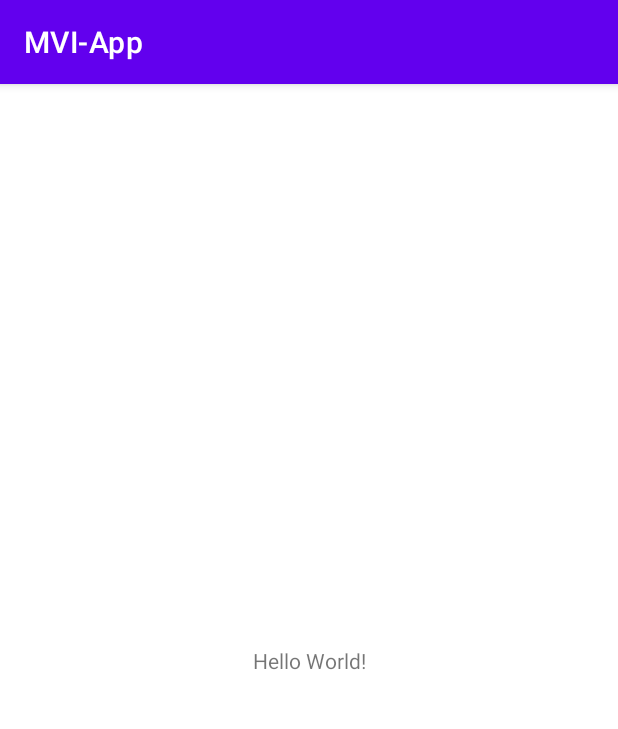
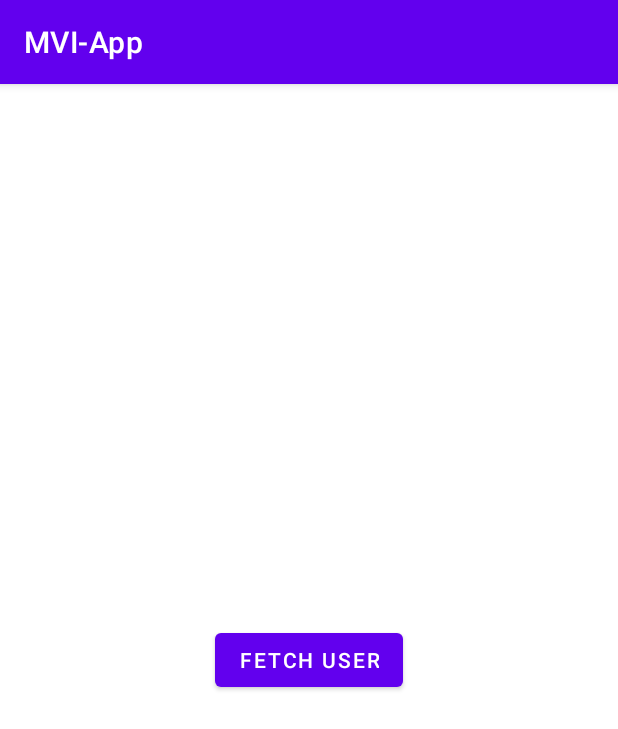
Before and after one commit to UstinovaUliana/MVI-App, an Android app: the screen it shows after launch (MainActivity), on a phone screen of 412 x 824 dp. Shown: the top 729 px of the screen. Run offline under Robolectric (Android 15) with nearby library versions, the phone set to English and light mode, and no system bars; pictures from the network do not load.

Commit message:
add mainactivity behavior + debugging

```diff
--- a/app/build.gradle
+++ b/app/build.gradle
@@ -1,6 +1,7 @@
 plugins {
     id 'com.android.application'
     id 'org.jetbrains.kotlin.android'
+    id 'kotlin-android'
 }
 
 android {
@@ -30,6 +31,9 @@ android {
     kotlinOptions {
         jvmTarget = '1.8'
     }
+    buildFeatures {
+        viewBinding = true
+    }
 }
 
 dependencies {
--- a/app/src/main/AndroidManifest.xml
+++ b/app/src/main/AndroidManifest.xml
@@ -1,6 +1,8 @@
 <?xml version="1.0" encoding="utf-8"?>
 <manifest xmlns:android="http://schemas.android.com/apk/res/android"
     xmlns:tools="http://schemas.android.com/tools">
+
+    <uses-permission android:name="android.permission.INTERNET"/>
 
     <application
         android:allowBackup="true"
--- a/app/src/main/java/com/example/mvi_app/MainActivity.kt
+++ b/app/src/main/java/com/example/mvi_app/MainActivity.kt
@@ -2,10 +2,105 @@ package com.example.mvi_app
 
 import androidx.appcompat.app.AppCompatActivity
 import android.os.Bundle
+import android.view.View
+import android.widget.Toast
+import androidx.lifecycle.ViewModelProvider
+import androidx.lifecycle.lifecycleScope
+import androidx.recyclerview.widget.DividerItemDecoration
+import androidx.recyclerview.widget.LinearLayoutManager
+import com.example.mvi_app.data.api.ApiHelperImpl
+import com.example.mvi_app.R
+import com.example.mvi_app.data.api.RetrofitBuilder
+import com.example.mvi_app.data.model.User
+import com.example.mvi_app.databinding.ActivityMainBinding
+import com.example.mvi_app.ui.main.adapter.MainAdapter
+import com.example.mvi_app.ui.main.intent.MainIntent
+import com.example.mvi_app.ui.main.viewmodel.MainViewModel
+import com.example.mvi_app.ui.main.viewstate.MainState
+import com.example.mvi_app.util.ViewModelFactory
+//import kotlinx.android.synthetic.main.activity_main.*
+import kotlinx.coroutines.ExperimentalCoroutinesApi
+import kotlinx.coroutines.flow.collect
+import kotlinx.coroutines.launch
 
+@ExperimentalCoroutinesApi
 class MainActivity : AppCompatActivity() {
+
+    private lateinit var mainViewModel: MainViewModel
+    private var adapter = MainAdapter(arrayListOf())
+    private lateinit var binding: ActivityMainBinding
+
     override fun onCreate(savedInstanceState: Bundle?) {
         super.onCreate(savedInstanceState)
-        setContentView(R.layout.activity_main)
+        binding = ActivityMainBinding.inflate(layoutInflater)
+        setContentView(binding.root)
+        setupUI()
+        setupViewModel()
+        observeViewModel()
+        setupClicks()
+    }
+
+    private fun setupUI() {
+        binding.recyclerView.layoutManager = LinearLayoutManager(this)
+        binding.recyclerView.run {
+            addItemDecoration(
+                DividerItemDecoration(
+                    binding.recyclerView.context,
+                    (binding.recyclerView.layoutManager as LinearLayoutManager).orientation
+                )
+            )
+        }
+        binding.recyclerView.adapter = adapter
+    }
+
+    private fun setupViewModel() {
+        mainViewModel = ViewModelProvider(
+            this,
+            ViewModelFactory(
+                ApiHelperImpl(
+                    RetrofitBuilder.apiService
+                )
+            )
+        ).get(MainViewModel::class.java)
+    }
+
+    private fun observeViewModel() {
+        lifecycleScope.launch {
+            mainViewModel.state.collect{
+                when(it) {
+                    is MainState.Idle -> {
+
+                    }
+                    is MainState.Loading -> {
+                        binding.buttonFetchUser.visibility = View.GONE
+                        binding.progressBar.visibility = View.VISIBLE
+                    }
+                    is MainState.Users -> {
+                        binding.progressBar.visibility = View.GONE
+                        binding.buttonFetchUser.visibility = View.GONE
+                        renderList(it.users)
+                    }
+                    is MainState.Error -> {
+                        binding.progressBar.visibility = View.GONE
+                        binding.buttonFetchUser.visibility = View.VISIBLE
+                        Toast.makeText(this@MainActivity, it.error,Toast.LENGTH_SHORT).show()
+                    }
+                }
+            }
+        }
+    }
+
+    private fun renderList(users: List<User>) {
+        binding.recyclerView.visibility = View.VISIBLE
+        users.let {listOfUsers -> listOfUsers.let {adapter.addData(it)}}
+        adapter.notifyDataSetChanged()
+    }
+
+    private fun setupClicks() {
+        binding.buttonFetchUser.setOnClickListener {
+            lifecycleScope.launch {
+                mainViewModel.usersIntent.send(MainIntent.FetchUser)
+            }
+        }
     }
 }
--- a/app/src/main/res/layout/activity_main.xml
+++ b/app/src/main/res/layout/activity_main.xml
@@ -6,13 +6,31 @@
     android:layout_height="match_parent"
     tools:context=".MainActivity">
 
-    <TextView
+
+    <androidx.recyclerview.widget.RecyclerView
+        android:id="@+id/recyclerView"
+        android:layout_width="match_parent"
+        android:layout_height="match_parent"
+        android:visibility="gone"/>
+
+    <ProgressBar
+        android:id="@+id/progressBar"
         android:layout_width="wrap_content"
         android:layout_height="wrap_content"
-        android:text="Hello World!"
+        app:layout_constraintBottom_toBottomOf="parent"
+        app:layout_constraintEnd_toEndOf="parent"
+        android:visibility="gone"
+        app:layout_constraintStart_toStartOf="parent"
+        app:layout_constraintTop_toTopOf="parent"/>
+
+    <Button
+        android:id="@+id/buttonFetchUser"
+        android:layout_width="wrap_content"
+        android:layout_height="wrap_content"
+        android:text="@string/fetch_user"
         app:layout_constraintBottom_toBottomOf="parent"
         app:layout_constraintEnd_toEndOf="parent"
         app:layout_constraintStart_toStartOf="parent"
-        app:layout_constraintTop_toTopOf="parent" />
+        app:layout_constraintTop_toTopOf="parent"/>
 
 </androidx.constraintlayout.widget.ConstraintLayout>
--- a/app/src/main/res/values/strings.xml
+++ b/app/src/main/res/values/strings.xml
@@ -1,3 +1,4 @@
 <resources>
     <string name="app_name">MVI-App</string>
+    <string name="fetch_user">Fetch User</string>
 </resources>
--- a/gradle.properties
+++ b/gradle.properties
@@ -21,3 +21,5 @@ kotlin.code.style=official
 # resources declared in the library itself and none from the library's dependencies,
 # thereby reducing the size of the R class for that library
 android.nonTransitiveRClass=true
+
+android.enableJetifier=true
```
Also changed, not shown: app/src/main/java/com/example/mvi_app/ui/main/adapter/MainAdapter.kt (+8 -8 lines), app/src/main/res/layout/item_layout.xml (added, +38 -0 lines).
